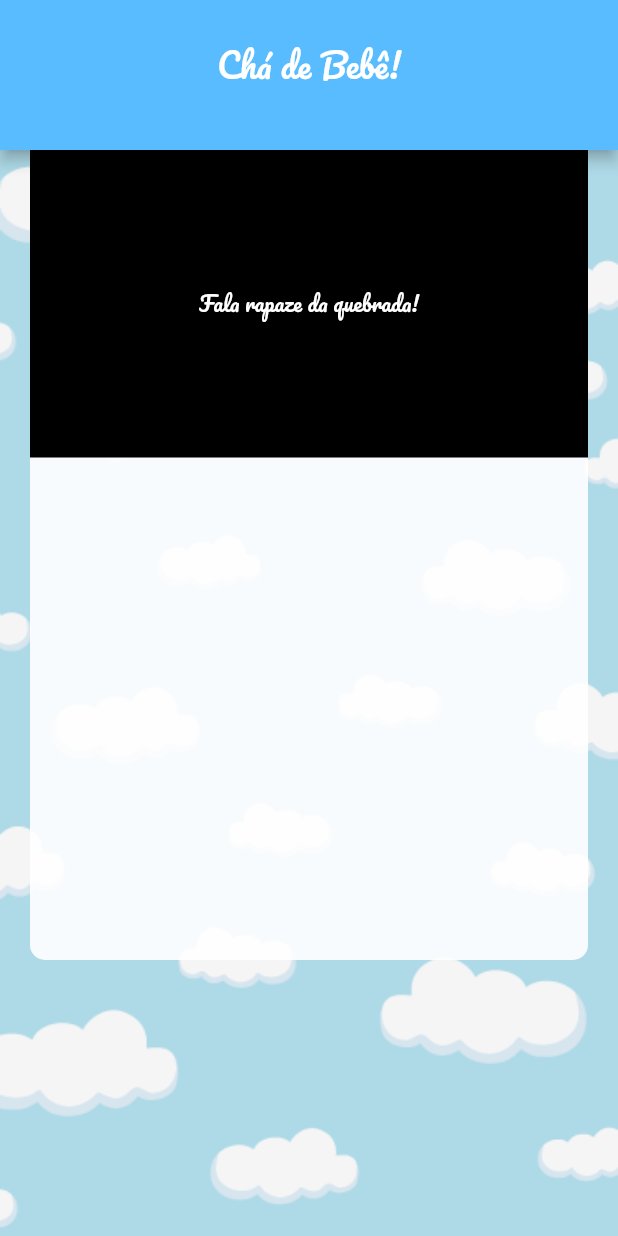
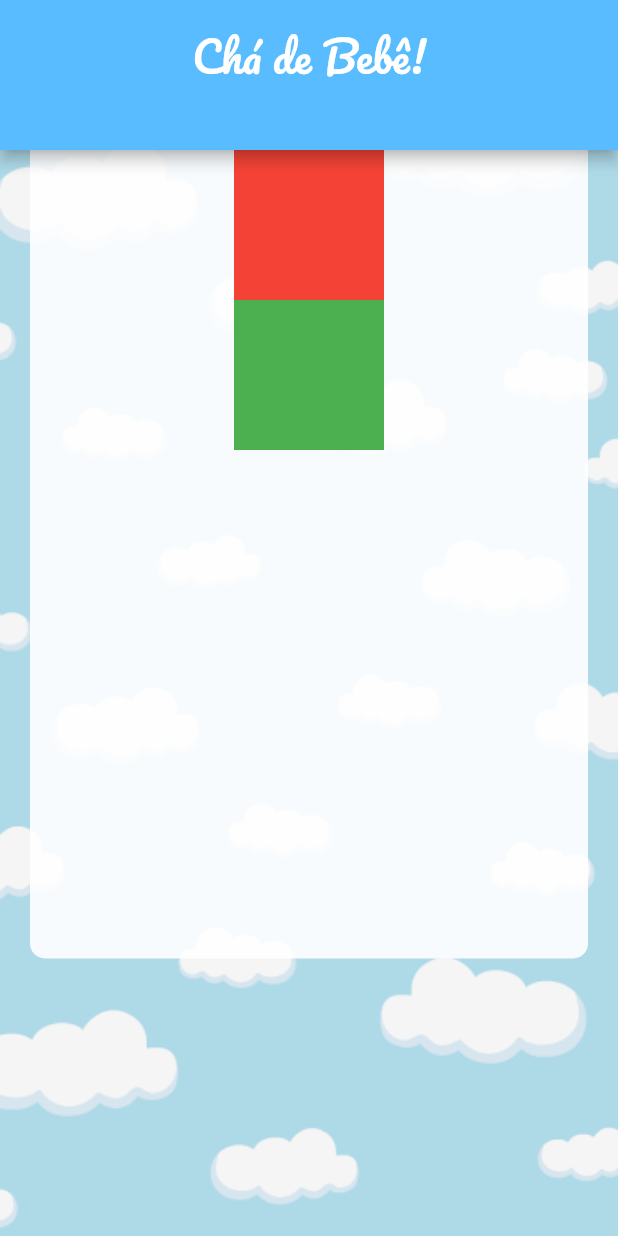
Before and after one commit to Markossssss/ChadeBebeApp, a Flutter app: the screen it shows after launch, on a phone screen of 412 x 824 dp. Run offline on Flutter 3.47's test engine with Material 2 defaults, Android fonts, the light colour scheme and no system bars.

Commit message:
Containers funcionando

```diff
--- a/lib/main.dart
+++ b/lib/main.dart
@@ -1,10 +1,10 @@
 import 'package:flutter/material.dart';
 import 'package:flutter/painting.dart';
 
-void main(){
+void main() {
   runApp(MaterialApp(
-    home: Home(),)
-  );
+    home: Home(),
+  ));
 }
 
 class Home extends StatelessWidget {
@@ -15,29 +15,30 @@ class Home extends StatelessWidget {
     );
   }
 }
+
 const ThemeColor = const Color(0xFF58BCFF);
+
 class HomePage extends StatelessWidget {
   @override
   Widget build(BuildContext context) {
     return Scaffold(
         appBar: PreferredSize(
           preferredSize: Size.fromHeight(100.0),
-        child:AppBar(
+          child: AppBar(
             backgroundColor: ThemeColor,
             centerTitle: true,
-          title: Padding(padding: EdgeInsets.only(top: 30.0),
-              child: Text('Chá de Bebê!',
+            title: Padding(
+              padding: EdgeInsets.only(top: 20.0),
+              child: Text(
+                'Chá de Bebê!',
                 style: (TextStyle(
                     color: Colors.white,
                     fontFamily: 'Pacifico',
-                fontSize: 22.0
-                )
+                    fontSize: 28.0)),
               ),
             ),
           ),
         ),
-      ),
-
         body: Stack(
           children: <Widget>[
             Image.asset(
@@ -47,37 +48,41 @@ class HomePage extends StatelessWidget {
               height: 900.0,
               width: 500.0,
             ),
+            Padding(
+                padding: EdgeInsets.fromLTRB(20.0, 0.0, 20.0, 20.0),
+                child: Stack(
+                  children: <Widget>[
                     Column(
                       children: <Widget>[
-              Padding(padding: EdgeInsets.fromLTRB(20.0, 0.0, 20.0, 0.0),
-                child: Container(
+                        Container(
+                          child: Column(
+                            children: <Widget>[
+                              Container(
+                                  //Inputs de dados
+                                  height: 100.0,
+                                  width: 100.0,
+                                  color: Colors.red),
+                              Container(
+                                  // output de dados
+                                  height: 100.0,
+                                  width: 100.0,
+                                  color: Colors.green)
+                            ],
+                          ),
+                          height: 539.0,
+                          width: 1000.0,
                           decoration: BoxDecoration(
                             color: Colors.white.withOpacity(0.9),
                             borderRadius: BorderRadiusDirectional.only(
                                 bottomStart: Radius.circular(10.0),
-                        bottomEnd: Radius.circular(10.0)
+                                bottomEnd: Radius.circular(10.0)),
+                          ),
                         )
-                  ),
-                  alignment: Alignment.topCenter,
-                  width: 500,
-                  height: 540,
-                  child: Container(
-                    alignment: Alignment.center,
-                    color: Colors.black,
-                    width: 500,
-                    height: 205,
-                    child: Text('Fala rapaze da quebrada!',
-                      textAlign: TextAlign.center,
-                      style: (TextStyle(
-                        fontFamily: 'Pacifico',
-                        color: Colors.white,
-                      )),
-                    ),
-                  ),
-                ),
-              ),
                       ],
-          ),
+                    )
+                  ],
+                )
+            )
           ],
         )
     );
```
Lines whose indentation alone changed are shown as unchanged.
